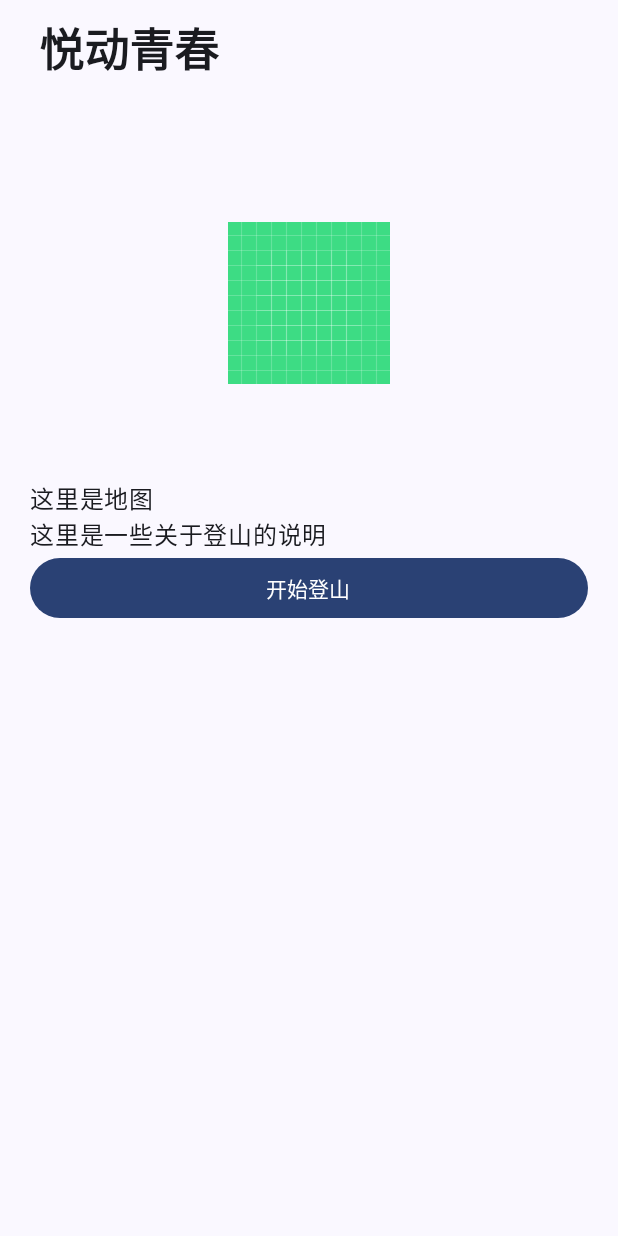
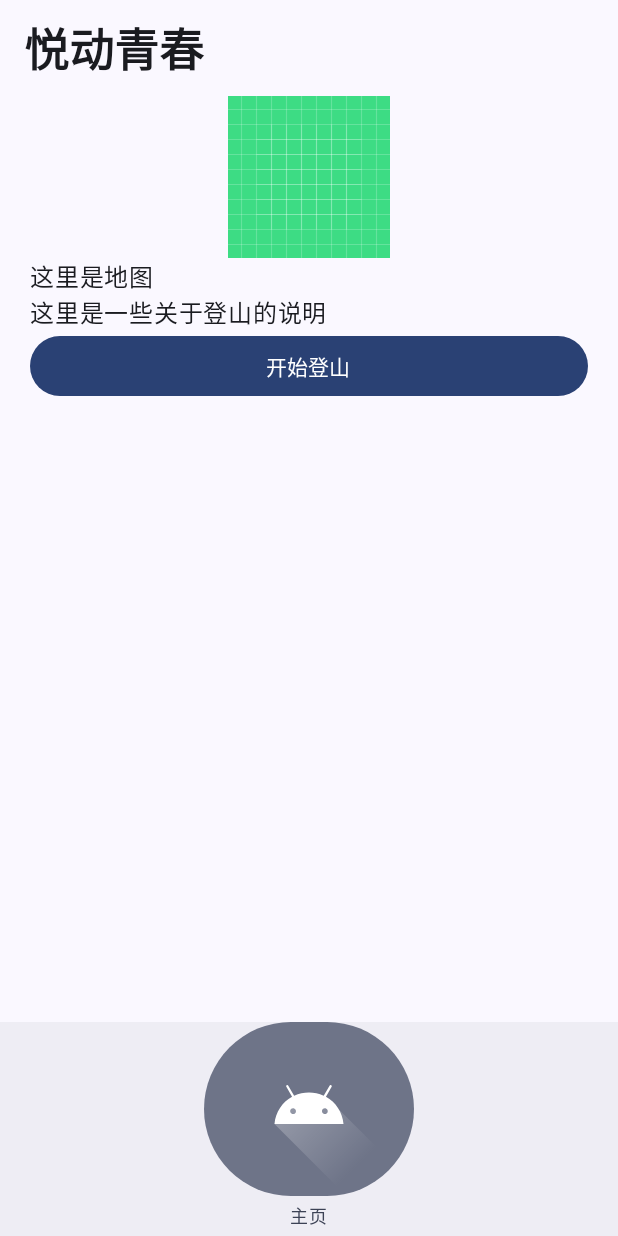
Before and after one commit to MitochondriaCN/DynamicYouth-Android, an Android app built with Jetpack Compose: the @Preview function GreetingPreview, on a phone screen of 412 x 824 dp. Run offline under Robolectric (Android 15) with nearby library versions, the phone set to English and light mode, and no system bars.

Commit message:
feat: 增加导航框架，但是有Bug

```diff
--- a/app/build.gradle.kts
+++ b/app/build.gradle.kts
@@ -50,6 +50,7 @@ dependencies {
     implementation(libs.androidx.compose.ui.tooling.preview)
     implementation(libs.androidx.compose.material3)
     implementation(libs.androidx.material3)
+    implementation(libs.androidx.navigation.compose)
     testImplementation(libs.junit)
     androidTestImplementation(libs.androidx.junit)
     androidTestImplementation(libs.androidx.espresso.core)
--- a/app/src/main/java/edu/csu/dynamicyouth/MainActivity.kt
+++ b/app/src/main/java/edu/csu/dynamicyouth/MainActivity.kt
@@ -5,52 +5,72 @@ import androidx.activity.ComponentActivity
 import androidx.activity.compose.setContent
 import androidx.activity.enableEdgeToEdge
 import androidx.compose.foundation.Image
-import androidx.compose.foundation.layout.Box
 import androidx.compose.foundation.layout.Column
-import androidx.compose.foundation.layout.Row
 import androidx.compose.foundation.layout.fillMaxSize
 import androidx.compose.foundation.layout.fillMaxWidth
-import androidx.compose.foundation.layout.height
 import androidx.compose.foundation.layout.padding
 import androidx.compose.foundation.rememberScrollState
 import androidx.compose.foundation.verticalScroll
-import androidx.compose.material3.BottomAppBar
 import androidx.compose.material3.Button
-import androidx.compose.material3.Card
-import androidx.compose.material3.CardDefaults
 import androidx.compose.material3.ExperimentalMaterial3Api
-import androidx.compose.material3.LocalTextStyle
-import androidx.compose.material3.MaterialTheme
+import androidx.compose.material3.Icon
+import androidx.compose.material3.NavigationBar
+import androidx.compose.material3.NavigationBarItem
 import androidx.compose.material3.Scaffold
 import androidx.compose.material3.Text
 import androidx.compose.material3.TopAppBar
 import androidx.compose.runtime.Composable
+import androidx.compose.runtime.getValue
 import androidx.compose.ui.Modifier
-import androidx.compose.ui.layout.ModifierLocalBeyondBoundsLayout
+import androidx.compose.ui.graphics.vector.ImageVector
 import androidx.compose.ui.res.painterResource
 import androidx.compose.ui.res.stringResource
-import androidx.compose.ui.text.TextStyle
+import androidx.compose.ui.res.vectorResource
 import androidx.compose.ui.text.font.FontWeight
 import androidx.compose.ui.text.style.TextAlign
 import androidx.compose.ui.tooling.preview.Preview
-import androidx.compose.ui.unit.TextUnit
 import androidx.compose.ui.unit.dp
 import androidx.compose.ui.unit.sp
+import androidx.navigation.NavDestination.Companion.hierarchy
+import androidx.navigation.NavGraph.Companion.findStartDestination
+import androidx.navigation.compose.NavHost
+import androidx.navigation.compose.composable
+import androidx.navigation.compose.currentBackStackEntryAsState
+import androidx.navigation.compose.rememberNavController
 import edu.csu.dynamicyouth.ui.theme.DynamicYouthTheme
 
 class MainActivity : ComponentActivity() {
-    @OptIn(ExperimentalMaterial3Api::class)
     override fun onCreate(savedInstanceState: Bundle?) {
         super.onCreate(savedInstanceState)
-
         enableEdgeToEdge()
         setContent {
+            AppFramework()
+        }
+    }
+}
+
+data class BottomNavItem(val name: String, val route: String, val icon: ImageVector)
+
+/**
+ * 主程序框架
+ */
+@OptIn(ExperimentalMaterial3Api::class)
+@Composable
+fun AppFramework(modifier: Modifier = Modifier) {
+    val navController = rememberNavController()
+    val navigationItems = listOf(
+        BottomNavItem(
+            stringResource(R.string.homepage),
+            "homepage",
+            ImageVector.vectorResource(R.drawable.ic_launcher_foreground)
+        )
+    )
+
     DynamicYouthTheme {
         Scaffold(
-                    modifier = Modifier.fillMaxSize(),
+            modifier = modifier.fillMaxSize(),
             topBar = {
                 TopAppBar(
-                            modifier = Modifier.padding(start = 10.dp, top = 10.dp),
                     title = {
                         Text(
                             text = stringResource(id = R.string.app_name),
@@ -61,9 +81,40 @@ class MainActivity : ComponentActivity() {
                         )
                     }
                 )
+            },
+            bottomBar = {
+                NavigationBar {
+                    val navBackStackEntry by navController.currentBackStackEntryAsState()
+                    val currentDestination = navBackStackEntry?.destination
+
+                    navigationItems.forEach { item ->
+                        NavigationBarItem(
+                            icon = { Icon(item.icon, contentDescription = item.name) },
+                            label = { Text(item.name) },
+                            selected = currentDestination?.hierarchy?.any { it.route == item.route } == true,
+                            onClick = {
+                                navController.navigate(item.route) {
+                                    // 避免重复导航到同一目的地
+                                    popUpTo(navController.graph.findStartDestination().id) {
+                                        saveState = true
+                                    }
+                                    launchSingleTop = true
+                                    restoreState = true
+                                }
+                            }
+                        )
+                    }
+                }
             }
         ) { innerPadding ->
-                    DynamicYouthHomePage(modifier = Modifier.padding(innerPadding))
+            NavHost(
+                navController = navController,
+                startDestination = "homepage",
+                modifier = Modifier.padding(innerPadding)
+            )
+            {
+                composable("homepage") {
+                    HomePage()
                 }
             }
         }
@@ -71,33 +122,22 @@ class MainActivity : ComponentActivity() {
 }
 
 @Composable
-fun Greeting(name: String, modifier: Modifier = Modifier) {
-    Text(
-        text = "Hello $name!",
-        modifier = modifier
-    )
-}
-
-/**
- * 探索：首页
- */
-@Composable
-fun DynamicYouthHomePage(modifier: Modifier = Modifier) {
+fun HomePage(modifier: Modifier = Modifier) {
     val scrollState = rememberScrollState()
     Column(
         modifier = modifier
             .verticalScroll(scrollState)
-            .padding(20.dp)
+            .padding(horizontal = 20.dp)
     ) {
         Image(
             painter = painterResource(R.drawable.ic_launcher_background),
             contentDescription = null,
-            modifier = modifier.fillMaxWidth()
+            modifier = Modifier.fillMaxWidth()
         )
 
         Text(
             text = "这里是地图",
-            modifier
+            Modifier
                 .fillMaxWidth()
         )
 
@@ -117,26 +157,5 @@ fun DynamicYouthHomePage(modifier: Modifier = Modifier) {
 @Preview(showBackground = true)
 @Composable
 fun GreetingPreview() {
-    DynamicYouthTheme {
-        Scaffold(
-            modifier = Modifier.fillMaxSize(),
-            topBar = {
-                TopAppBar(
-                    title = {
-                        Text(
-                            text = stringResource(id = R.string.app_name),
-                            textAlign = TextAlign.Start,
-                            fontWeight = FontWeight.Bold,
-                            fontSize = 30.sp,
-                            modifier = Modifier
-                                .fillMaxWidth()
-                                .padding(10.dp)
-                        )
+    AppFramework()
 }
-                )
-            }
-        ) { innerPadding ->
-            DynamicYouthHomePage(modifier = Modifier.padding(innerPadding))
-        }
-    }
-}
--- a/gradle/libs.versions.toml
+++ b/gradle/libs.versions.toml
@@ -9,6 +9,7 @@ lifecycleRuntimeKtx = "2.6.1"
 activityCompose = "1.8.0"
 composeBom = "2024.09.00"
 material3 = "1.4.0"
+navigationCompose = "2.9.5"
 
 [libraries]
 androidx-core-ktx = { group = "androidx.core", name = "core-ktx", version.ref = "coreKtx" }
@@ -26,6 +27,7 @@ androidx-compose-ui-test-manifest = { group = "androidx.compose.ui", name = "ui-
 androidx-compose-ui-test-junit4 = { group = "androidx.compose.ui", name = "ui-test-junit4" }
 androidx-compose-material3 = { group = "androidx.compose.material3", name = "material3" }
 androidx-material3 = { group = "androidx.compose.material3", name = "material3", version.ref = "material3" }
+androidx-navigation-compose = { group = "androidx.navigation", name = "navigation-compose", version.ref = "navigationCompose" }
 
 [plugins]
 android-application = { id = "com.android.application", version.ref = "agp" }
```
Also changed, not shown: 1 other file. Lines whose indentation alone changed are shown as unchanged.
